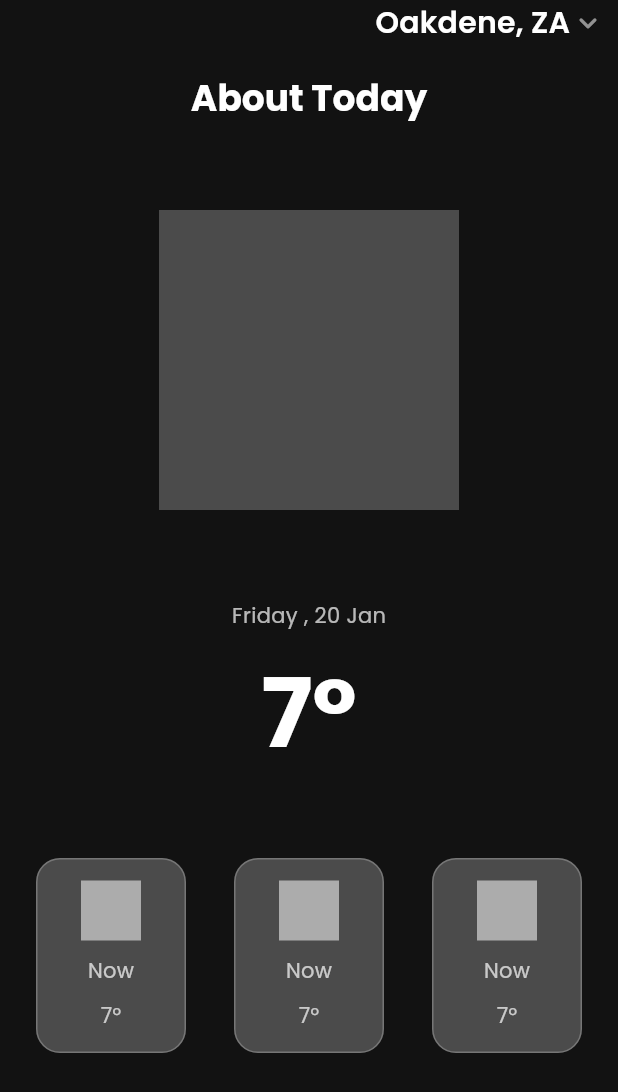
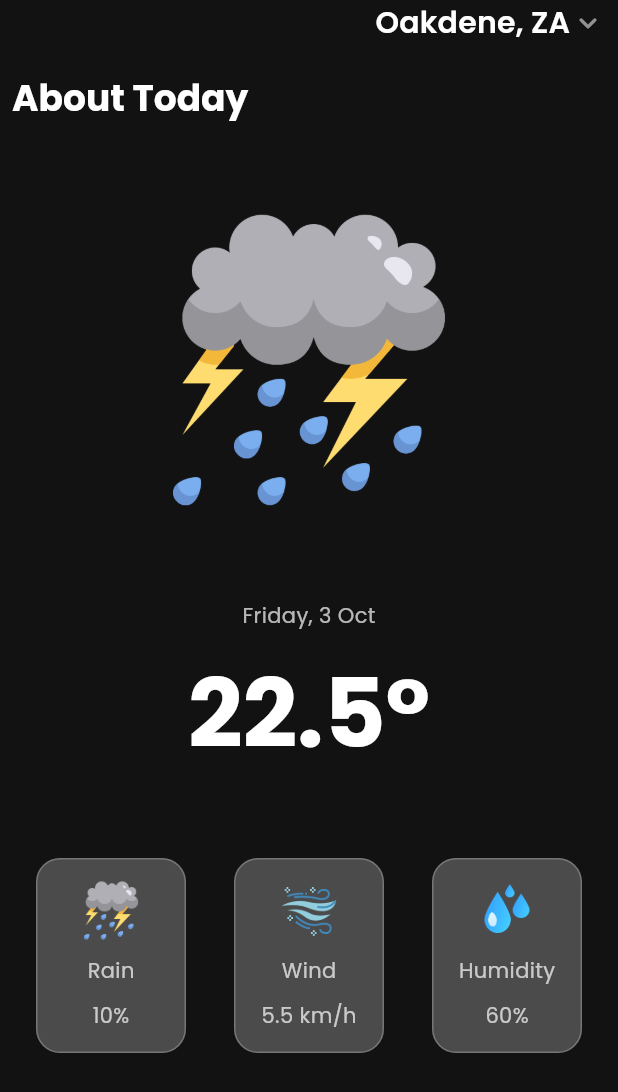
Before and after one commit to Wandilekubheka/weather-app-flutter, a Flutter app: the screen it shows after launch, on a phone screen of 412 x 824 dp. Shown: the top 1092 px of the screen. Run offline on Flutter 3.47's test engine with Material 3 defaults, Android fonts, the phone set to English and light mode, and no system bars; our stand-ins replace flutter_riverpod, google_fonts.

Commit message:
UI more dynamic

```diff
--- /dev/null
+++ b/flutter_weather_app/lib/core/providers.dart
@@ -0,0 +1,10 @@
+import 'package:flutter_riverpod/legacy.dart';
+import 'package:flutter_weather_app/data/services/weather_service.dart';
+import 'package:flutter_weather_app/pages/modelview/weather_notifier.dart';
+
+final weatherProvider = StateNotifierProvider<WeatherNotifier, WeatherState>((
+  ref,
+) {
+  final weatherService = WeatherService();
+  return WeatherNotifier(weatherService);
+});
--- a/flutter_weather_app/lib/main.dart
+++ b/flutter_weather_app/lib/main.dart
@@ -1,9 +1,10 @@
 import 'package:flutter/material.dart';
+import 'package:flutter_riverpod/flutter_riverpod.dart';
 import 'package:flutter_weather_app/core/ktheme.dart';
 import 'package:flutter_weather_app/pages/screens/home_screen.dart';
 
 void main() {
-  runApp(const MyApp());
+  runApp(ProviderScope(child: const MyApp()));
 }
 
 class MyApp extends StatelessWidget {
--- a/flutter_weather_app/lib/pages/modelview/weather_notifier.dart
+++ b/flutter_weather_app/lib/pages/modelview/weather_notifier.dart
@@ -4,7 +4,9 @@ import 'package:flutter_weather_app/data/services/weather_service.dart';
 
 class WeatherNotifier extends StateNotifier<WeatherState> {
   final WeatherService _weatherService;
-  WeatherNotifier(this._weatherService) : super(WeatherState.initial());
+  WeatherNotifier(this._weatherService) : super(WeatherState.initial()) {
+    fetchWeather("Oakdene");
+  }
 
   Future<void> fetchWeather(String city) async {
     try {
--- a/flutter_weather_app/lib/pages/screens/home_screen.dart
+++ b/flutter_weather_app/lib/pages/screens/home_screen.dart
@@ -1,15 +1,28 @@
 import 'package:flutter/material.dart';
+import 'package:flutter/services.dart';
+import 'package:flutter_riverpod/flutter_riverpod.dart';
+import 'package:flutter_weather_app/core/providers.dart';
 
-class HomeScreen extends StatefulWidget {
+class HomeScreen extends ConsumerStatefulWidget {
   const HomeScreen({super.key});
 
   @override
-  State<HomeScreen> createState() => _HomeScreenState();
+  ConsumerState<HomeScreen> createState() => _HomeScreenState();
 }
 
-class _HomeScreenState extends State<HomeScreen> {
+class _HomeScreenState extends ConsumerState<HomeScreen> {
   @override
   Widget build(BuildContext context) {
+    final _weatherState = ref.watch(weatherProvider);
+
+    if (_weatherState.isLoading) {
+      return const Scaffold(body: Center(child: CircularProgressIndicator()));
+    }
+    if (_weatherState.error != null) {
+      return Scaffold(
+        body: Center(child: Text("Error: ${_weatherState.error}")),
+      );
+    }
     return Scaffold(
       body: SafeArea(
         child: SingleChildScrollView(
@@ -33,22 +46,40 @@ class _HomeScreenState extends State<HomeScreen> {
                 ),
                 // header content
                 // Main content
-                Text(
-                  "About Today",
-                  style: Theme.of(context).textTheme.titleLarge,
+                Align(
+                  alignment: Alignment.centerLeft,
+                  child: Text(
+                    "About Today",
+                    style: Theme.of(context).textTheme.titleLarge,
+                  ),
                 ),
                 const SizedBox(height: 20),
-                Container(height: 200, width: 200, color: Colors.white24),
+                Image.asset("assets/icons/storm.png", height: 200),
                 const SizedBox(height: 20),
-                const Text("Friday , 20 Jan"),
-                Text("7°", style: Theme.of(context).textTheme.displayLarge),
+                Text(formatDate(DateTime.now())),
+                Text(
+                  "${_weatherState.weatherData!.temperature}°",
+                  style: Theme.of(context).textTheme.displayLarge,
+                ),
                 const SizedBox(height: 20),
                 Row(
                   mainAxisAlignment: MainAxisAlignment.spaceAround,
                   children: [
-                    _weather_detail_card(),
-                    _weather_detail_card(),
-                    _weather_detail_card(),
+                    _weather_detail_card(
+                      "Rain",
+                      "${_weatherState.weatherData!.rainChance}%",
+                      "storm",
+                    ),
+                    _weather_detail_card(
+                      "Wind",
+                      "${_weatherState.weatherData!.windSpeed} km/h",
+                      "wind",
+                    ),
+                    _weather_detail_card(
+                      "Humidity",
+                      "${_weatherState.weatherData!.humidity}%",
+                      "humidity",
+                    ),
                   ],
                 ),
               ],
@@ -59,7 +90,7 @@ class _HomeScreenState extends State<HomeScreen> {
     );
   }
 
-  Widget _weather_detail_card() {
+  Widget _weather_detail_card(String title, String content, String iconName) {
     return Container(
       decoration: BoxDecoration(
         borderRadius: BorderRadius.circular(16),
@@ -71,14 +102,50 @@ class _HomeScreenState extends State<HomeScreen> {
       child: Column(
         mainAxisAlignment: MainAxisAlignment.center,
         children: [
-          Container(height: 40, width: 40, color: Colors.white54),
+          Container(
+            height: 40,
+            width: 40,
+            child: Image.asset('assets/icons/$iconName.png'),
+          ),
           const SizedBox(height: 10),
-          Text("Now", style: Theme.of(context).textTheme.bodyMedium),
+          Text(title, style: Theme.of(context).textTheme.bodyMedium),
           const SizedBox(height: 10),
 
-          Text("7°", style: Theme.of(context).textTheme.bodyMedium),
+          Text(content, style: Theme.of(context).textTheme.bodyMedium),
         ],
       ),
     );
   }
+
+  String formatDate(DateTime date) {
+    final months = [
+      //abbr
+      "Jan",
+      "Feb",
+      "Mar",
+      "Apr",
+      "May",
+      "Jun",
+      "Jul",
+      "Aug",
+      "Sep",
+      "Oct",
+      "Nov",
+      "Dec",
+    ];
+    final weekdays = [
+      'Monday',
+      'Tuesday',
+      'Wednesday',
+      'Thursday',
+      'Friday',
+      'Saturday',
+      'Sunday',
+    ];
+    final month = months[date.month - 1];
+    final day = date.day;
+    final dayOfWeek = weekdays[date.weekday - 1];
+    final year = date.year;
+    return '$dayOfWeek, $day $month';
+  }
 }
```
Also changed, not shown: flutter_weather_app/pubspec.yaml (+4 -3 lines), flutter_weather_app/assets/icons/humidity.png (added), flutter_weather_app/assets/icons/storm.png (added), flutter_weather_app/assets/icons/wind.png (added), 3 other files.
